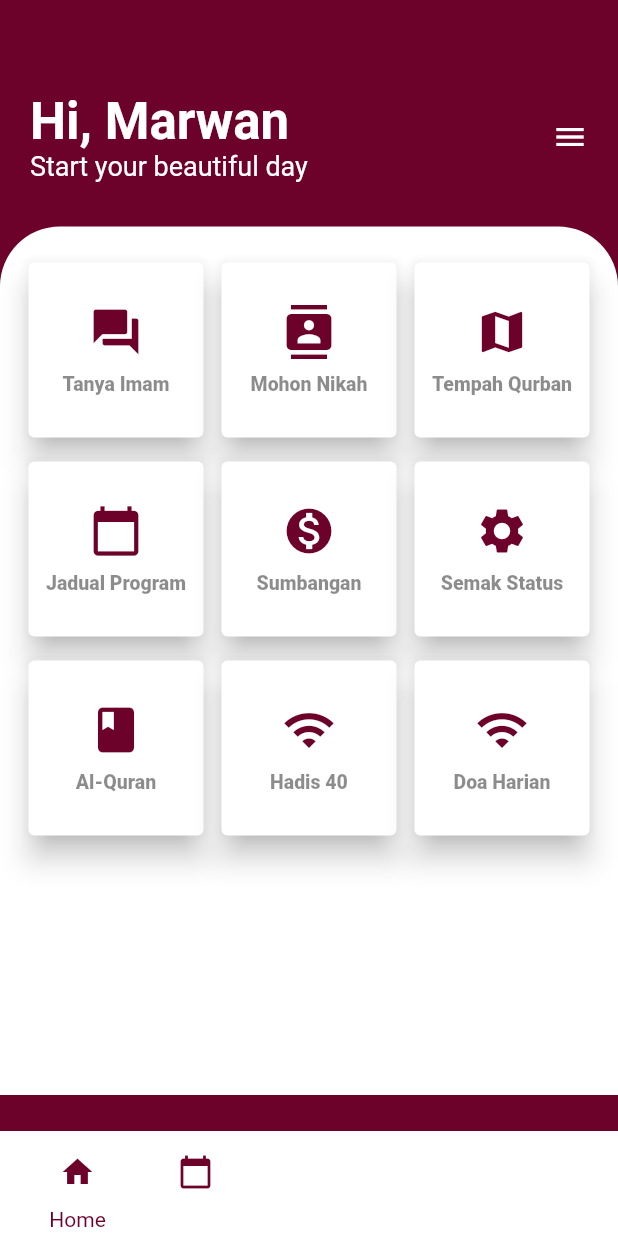
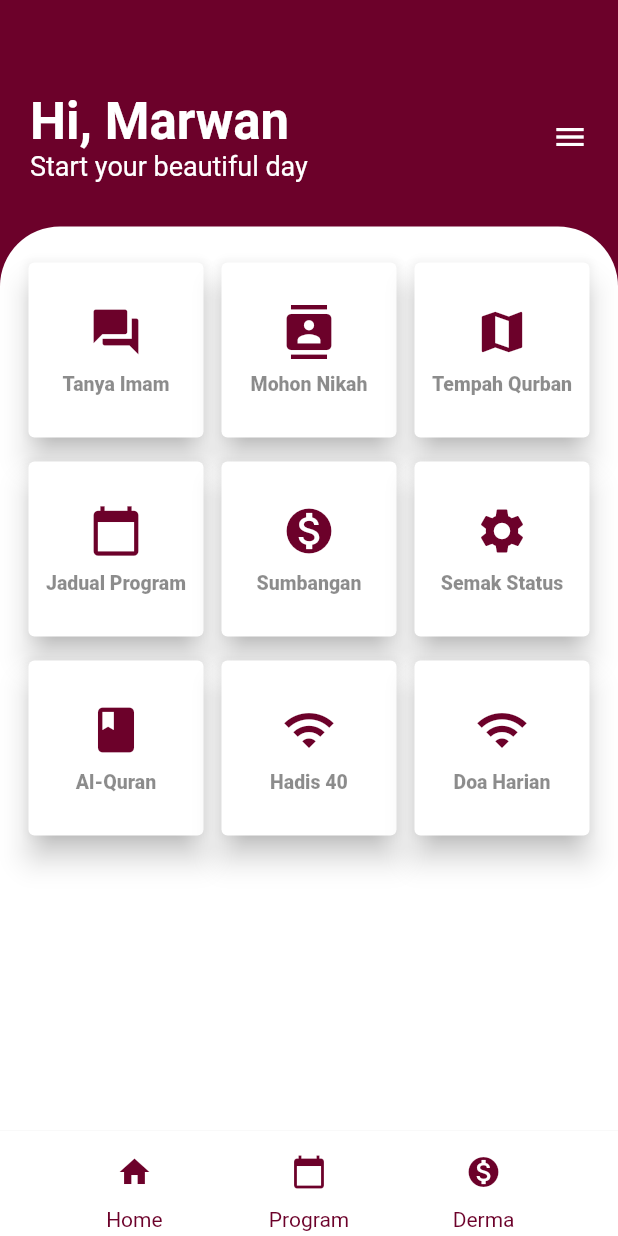
Before and after one commit to MarwanBukhori/e_masjid, a Flutter app: the screen it shows after launch, on a phone screen of 412 x 824 dp. Run offline on Flutter 3.47's test engine with Material 2 defaults, Android fonts, the light colour scheme and no system bars; our stand-ins replace flutter_svg, table_calendar.

Commit message:
clean up navbar

```diff
--- a/lib/screens/home/home_screen.dart
+++ b/lib/screens/home/home_screen.dart
@@ -1,6 +1,7 @@
 import 'package:flutter/material.dart';
 import 'package:e_masjid/widgets/widgets.dart';
 import 'package:e_masjid/utils/constants.dart';
+import 'package:flutter/services.dart';
 
 class HomeScreen extends StatefulWidget {
   static const String routeName = '/';
@@ -31,7 +32,6 @@ class _HomeScreenState extends State<HomeScreen> {
         iconTheme: IconThemeData(color: kPrimaryColor),
 
       ),
-      backgroundColor: kPrimaryColor,
       body: Container(
         // color: Colors.yellow,
         color: kPrimaryColor,
@@ -74,7 +74,7 @@ class _HomeScreenState extends State<HomeScreen> {
               top: 95.0,
               width: size.width,
               child: Container(
-                height: heightFromWhiteBg + 25,
+                height: heightFromWhiteBg + 50,
                 decoration: BoxDecoration(
                   color: Colors.white,
                   borderRadius: BorderRadius.only(
--- a/lib/widgets/custom_navbar.dart
+++ b/lib/widgets/custom_navbar.dart
@@ -1,7 +1,5 @@
-import 'package:e_masjid/config/theme.dart';
 import 'package:flutter/material.dart';
 import 'package:e_masjid/screens/screens.dart';
-import 'package:path/path.dart';
 import 'package:e_masjid/utils/constants.dart';
 
 class CustomNavBar extends StatefulWidget {
@@ -15,16 +13,11 @@ class CustomNavBar extends StatefulWidget {
 
 class _CustomNavBarState extends State<CustomNavBar> {
   @override
-  List<Widget> tabPages = [
-    HomeScreen(),
-    DermaScreen(),
-  ];
-
   @override
   Widget build(BuildContext context) {
     return BottomAppBar(
       color: kWhiteColor,
-elevation: 1,
+      elevation: 1,
       child: Container(
         height: 70,
         child: Row(
@@ -49,13 +42,14 @@ elevation: 1,
                       }
                     }),
                 Text('Home',
-                    style: Theme.of(context).textTheme.headline6!.copyWith(
-                          color: kPrimaryColor
-                        )),
+                    style: Theme.of(context)
+                        .textTheme
+                        .headline6!
+                        .copyWith(color: kPrimaryColor)),
               ],
             ),
 
-//icon for program
+            //icon for program
             Column(
               mainAxisSize: MainAxisSize.min,
               children: <Widget>[
@@ -76,7 +70,7 @@ elevation: 1,
                     }),
                 Text('Program',
                     style: Theme.of(context).textTheme.headline6!.copyWith(
-                          color: Colors.white,
+                          color:kPrimaryColor,
                         )),
               ],
             ),
@@ -88,7 +82,7 @@ elevation: 1,
                 IconButton(
                     icon: Icon(
                       Icons.monetization_on,
-                      color: Colors.white,
+                      color: kPrimaryColor,
                     ),
                     onPressed: () {
                       if (ModalRoute.of(context)?.settings.name == '/derma') {
@@ -102,85 +96,11 @@ elevation: 1,
                     }),
                 Text('Derma',
                     style: Theme.of(context).textTheme.headline6!.copyWith(
-                          color: Colors.white,
+                          color: kPrimaryColor,
                         )),
               ],
             ),
 
-            Column(
-              mainAxisSize: MainAxisSize.min,
-              children: <Widget>[
-                IconButton(
-                    icon: Icon(
-                      Icons.question_answer,
-                      color: Colors.white,
-                    ),
-                    onPressed: () {
-                      if (ModalRoute.of(context)?.settings.name == '/tanya') {
-                        DoNothingAction;
-                      } else {
-                        // Navigator.of(context).pop();
-                        Navigator.pushNamed(
-                            context, '/tanya'); //bukak new screen
-                        // Navigator.pushAndRemoveUntil; //remove previous
-                      }
-                    }),
-                Text('Tanya',
-                    style: Theme.of(context).textTheme.headline6!.copyWith(
-                          color: Colors.white,
-                        )),
-              ],
-            ),
-
-            Column(
-              mainAxisSize: MainAxisSize.min,
-              children: <Widget>[
-                IconButton(
-                    icon: Icon(
-                      Icons.more_horiz,
-                      color: Colors.white,
-                    ),
-                    onPressed: () {
-                      if (ModalRoute.of(context)?.settings.name == '/more') {
-                        DoNothingAction;
-                      } else {
-                        // Navigator.of(context).pop();
-                        Navigator.pushNamed(
-                            context, '/more'); //bukak new screen
-                        // Navigator.pushAndRemoveUntil; //remove previous
-                      }
-                    }),
-                Text('More',
-                    style: Theme.of(context).textTheme.headline6!.copyWith(
-                          color: Colors.white,
-                        )),
-              ],
-            )
-            // IconButton(
-            //     icon: Icon(Icons.home, color: Colors.white,),
-            //     onPressed: (){
-            //       Navigator.pushNamed(context, '/');
-            //     }),
-            // IconButton(
-            //     icon: Icon(Icons.home_mini, color: Colors.white),
-            //     onPressed: (){
-            //       Navigator.pushNamed(context, '/program');
-            //     }),
-            // IconButton(
-            //     icon: Icon(Icons.person, color: Colors.white),
-            //     onPressed: (){
-            //       Navigator.pushNamed(context, '/derma');
-            //     }),
-            // IconButton(
-            //     icon: Icon(Icons.person, color: Colors.white),
-            //     onPressed: (){
-            //       Navigator.pushNamed(context, '/tanya');
-            //     }),
-            // IconButton(
-            //     icon: Icon(Icons.person, color: Colors.white),
-            //     onPressed: (){
-            //       Navigator.pushNamed(context, '/more');
-            //     }),
           ],
         ),
       ),
--- a/pubspec.yaml
+++ b/pubspec.yaml
@@ -37,6 +37,7 @@ dependencies:
   # The following adds the Cupertino Icons font to your application.
   # Use with the CupertinoIcons class for iOS style icons.
   cupertino_icons: ^1.0.2
+  convex_bottom_bar: ^3.0.0
 
 
 dev_dependencies:
```
Also changed, not shown: pubspec.lock.
